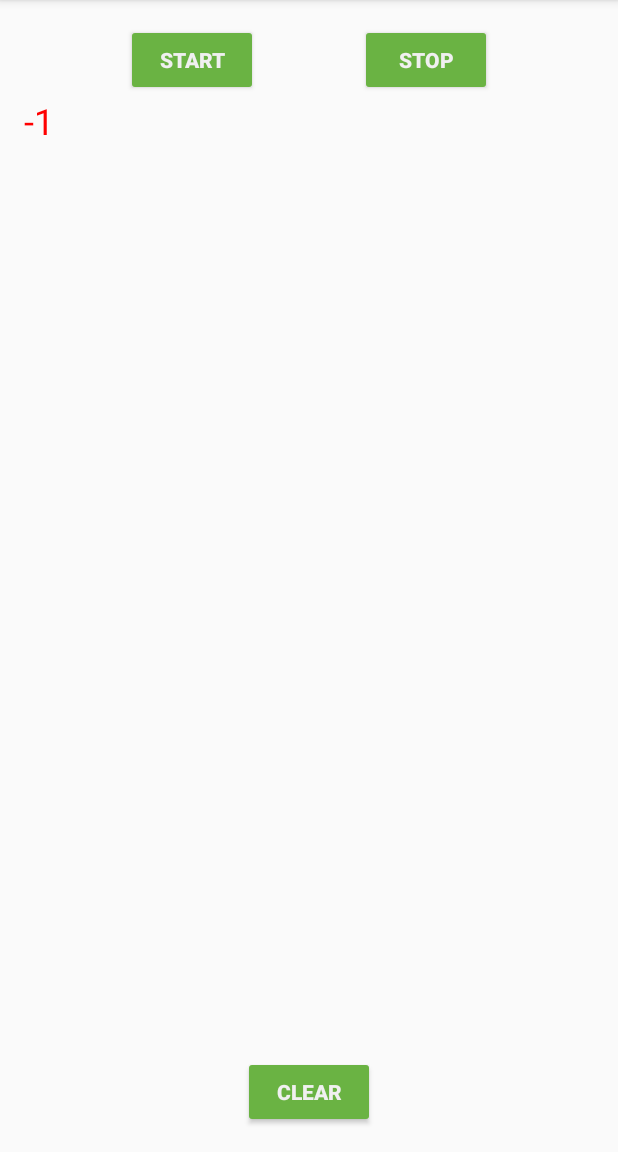
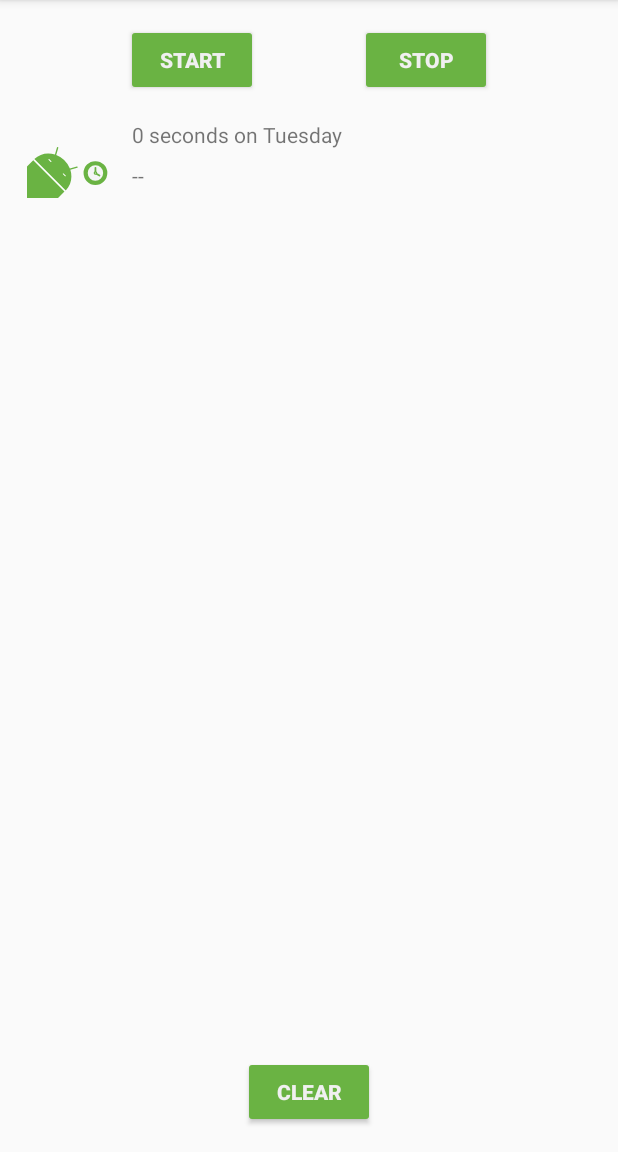
Before and after one commit to kapitoxa/andfun-kotlin-sleep-tracker, an Android app: the screen it shows after launch (MainActivity), after a tap on "START", on a phone screen of 412 x 824 dp, the part 84-1236 px from its top. Run offline under Robolectric (Android 15) with nearby library versions, the phone set to English and light mode, and no system bars; our stand-ins replace Room's generated code, data binding; Roboto replaces fonts that are not available here; 3 statements that could not run were skipped.

Commit message:
Display the SleepQuality list

```diff
--- a/app/src/main/java/com/example/android/trackmysleepquality/Util.kt
+++ b/app/src/main/java/com/example/android/trackmysleepquality/Util.kt
@@ -26,11 +26,46 @@ import androidx.core.text.HtmlCompat
 import androidx.recyclerview.widget.RecyclerView
 import com.example.android.trackmysleepquality.database.SleepNight
 import java.text.SimpleDateFormat
+import java.util.*
+import java.util.concurrent.TimeUnit
 
 /**
  * These functions create a formatted string that can be set in a TextView.
  */
+private val ONE_MINUTE_MILLIS = TimeUnit.MILLISECONDS.convert(1, TimeUnit.MINUTES)
+private val ONE_HOUR_MILLIS = TimeUnit.MILLISECONDS.convert(1, TimeUnit.HOURS)
 
+/**
+ * Convert a duration to a formatted string for display.
+ *
+ * Examples:
+ *
+ * 6 seconds on Wednesday
+ * 2 minutes on Monday
+ * 40 hours on Thursday
+ *
+ * @param startTimeMilli the start of the interval
+ * @param endTimeMilli the end of the interval
+ * @param res resources used to load formatted strings
+ */
+fun convertDurationToFormatted(startTimeMilli: Long, endTimeMilli: Long, res: Resources): String {
+    val durationMilli = endTimeMilli - startTimeMilli
+    val weekdayString = SimpleDateFormat("EEEE", Locale.getDefault()).format(startTimeMilli)
+    return when {
+        durationMilli < ONE_MINUTE_MILLIS -> {
+            val seconds = TimeUnit.SECONDS.convert(durationMilli, TimeUnit.MILLISECONDS)
+            res.getString(R.string.seconds_length, seconds, weekdayString)
+        }
+        durationMilli < ONE_HOUR_MILLIS -> {
+            val minutes = TimeUnit.MINUTES.convert(durationMilli, TimeUnit.MILLISECONDS)
+            res.getString(R.string.minutes_length, minutes, weekdayString)
+        }
+        else -> {
+            val hours = TimeUnit.HOURS.convert(durationMilli, TimeUnit.MILLISECONDS)
+            res.getString(R.string.hours_length, hours, weekdayString)
+        }
+    }
+}
 /**
  * Returns a string representing the numeric quality rating.
  */
--- a/app/src/main/java/com/example/android/trackmysleepquality/sleeptracker/SleepNightAdapter.kt
+++ b/app/src/main/java/com/example/android/trackmysleepquality/sleeptracker/SleepNightAdapter.kt
@@ -1,15 +1,17 @@
 package com.example.android.trackmysleepquality.sleeptracker
 
-import android.graphics.Color
 import android.view.LayoutInflater
+import android.view.View
 import android.view.ViewGroup
+import android.widget.ImageView
 import android.widget.TextView
 import androidx.recyclerview.widget.RecyclerView
 import com.example.android.trackmysleepquality.R
-import com.example.android.trackmysleepquality.TextItemViewHolder
+import com.example.android.trackmysleepquality.convertDurationToFormatted
+import com.example.android.trackmysleepquality.convertNumericQualityToString
 import com.example.android.trackmysleepquality.database.SleepNight
 
-class SleepNightAdapter : RecyclerView.Adapter<TextItemViewHolder>() {
+class SleepNightAdapter : RecyclerView.Adapter<SleepNightAdapter.ViewHolder>() {
 
     var data = listOf<SleepNight>()
         set(value) {
@@ -19,21 +21,31 @@ class SleepNightAdapter : RecyclerView.Adapter<TextItemViewHolder>() {
 
     override fun getItemCount() = data.size
 
-    override fun onBindViewHolder(holder: TextItemViewHolder, position: Int) {
+    override fun onBindViewHolder(holder: ViewHolder, position: Int) {
         val item = data[position]
-
-        if (item.sleepQuality <= 1) {
-            holder.textView.setTextColor(Color.RED)
-        } else {
-            holder.textView.setTextColor(Color.BLACK)
-        }
-
-        holder.textView.text = item.sleepQuality.toString()
+        val res = holder.itemView.context.resources
+        holder.sleepLength.text = convertDurationToFormatted(item.startTimeMilli, item.endTimeMilli, res)
+        holder.quality.text = convertNumericQualityToString(item.sleepQuality, res)
+        holder.qualityImage.setImageResource(when (item.sleepQuality) {
+            0 -> R.drawable.ic_sleep_0
+            1 -> R.drawable.ic_sleep_1
+            2 -> R.drawable.ic_sleep_2
+            3 -> R.drawable.ic_sleep_3
+            4 -> R.drawable.ic_sleep_4
+            5 -> R.drawable.ic_sleep_5
+            else -> R.drawable.ic_sleep_active
+        })
     }
 
-    override fun onCreateViewHolder(parent: ViewGroup, viewType: Int): TextItemViewHolder {
+    override fun onCreateViewHolder(parent: ViewGroup, viewType: Int): ViewHolder {
         val layoutInflater = LayoutInflater.from(parent.context)
-        val view = layoutInflater.inflate(R.layout.text_item_view, parent, false) as TextView
-        return TextItemViewHolder(view)
+        val view = layoutInflater.inflate(R.layout.list_item_sleep_night, parent, false)
+        return ViewHolder(view)
+    }
+
+    class ViewHolder(itemView: View) : RecyclerView.ViewHolder(itemView) {
+        val sleepLength: TextView = itemView.findViewById(R.id.sleep_length)
+        val quality: TextView = itemView.findViewById(R.id.quality_string)
+        val qualityImage: ImageView = itemView.findViewById(R.id.quality_image)
     }
 }
--- /dev/null
+++ b/app/src/main/res/drawable/ic_sleep_active.xml
@@ -0,0 +1,77 @@
+<!--
+  ~ Copyright 2018, The Android Open Source Project
+  ~
+  ~ Licensed under the Apache License, Version 2.0 (the "License");
+  ~ you may not use this file except in compliance with the License.
+  ~ You may obtain a copy of the License at
+  ~
+  ~     http://www.apache.org/licenses/LICENSE-2.0
+  ~
+  ~ Unless required by applicable law or agreed to in writing, software
+  ~ distributed under the License is distributed on an "AS IS" BASIS,
+  ~ WITHOUT WARRANTIES OR CONDITIONS OF ANY KIND, either express or implied.
+  ~ See the License for the specific language governing permissions and
+  ~ limitations under the License.
+  -->
+
+<vector xmlns:android="http://schemas.android.com/apk/res/android"
+    android:width="108dp"
+    android:height="108dp"
+    android:viewportWidth="512"
+    android:viewportHeight="512">
+    <path
+        android:pathData="M35.58,297.76l6.18,-7.64l98.76,-8.5l100.14,101.33l-20,86.04l-7.5,6.29l-126.86,-7.63l-50.72,-169.89z"
+        android:fillColor="#fff"/>
+    <path
+        android:pathData="M389,302.51q-28.14,0 -47.68,19.54T321.8,369.73q0,28.15 19.55,48.08T389,437.74q28.14,0 48.08,-19.93T457,369.73q0,-28.14 -19.93,-47.68T389,302.51Z"
+        android:fillColor="#6ab343"/>
+    <path
+        android:pathData="M389.17,326.32a43.23,43.23 0,0 0,-43.55 43.55A42.84,42.84 0,0 0,358.28 401a41.6,41.6 0,0 0,30.89 12.92,44.09 44.09,0 0,0 44.05,-44.06A41.61,41.61 0,0 0,420.31 339,42.91 42.91,0 0,0 389.17,326.32Z"
+        android:fillColor="#f5f5f5"/>
+    <path
+        android:pathData="M389.4,363.79L389.4,340.35"
+        android:strokeLineJoin="round"
+        android:strokeWidth="10"
+        android:fillColor="#00000000"
+        android:strokeColor="#6ab343"
+        android:strokeLineCap="round"/>
+    <path
+        android:pathData="M394.5,373.69L412.12,384.46"
+        android:strokeLineJoin="round"
+        android:strokeWidth="10"
+        android:fillColor="#00000000"
+        android:strokeColor="#6ab343"
+        android:strokeLineCap="round"/>
+    <path
+        android:pathData="M389.39,363.79a6.25,6.25 0,0 0,-6.3 6.3,6.2 6.2,0 0,0 1.83,4.5 6,6 0,0 0,4.47 1.87,6.37 6.37,0 0,0 6.36,-6.37 6,6 0,0 0,-1.86 -4.47A6.21,6.21 0,0 0,389.39 363.79Z"
+        android:strokeWidth="7"
+        android:fillColor="#f5f5f5"
+        android:strokeColor="#6ab343"/>
+    <group>
+        <clip-path android:pathData="M584.94,0h512v512h-512z M 0,0"/>
+        <path
+            android:pathData="M448.55,437.05,709.34,697.84a8.72,8.72,0,0,0,12.32,0l325.45,-325.45a8.72,8.72,0,0,0,0,-12.32L778,91a18.84,18.84,0,0,0,-26.65,0L442,382.4l-2.36,5.16A44.07,44.07,0,0,0,448.55,437.05Z"
+            android:fillColor="#43a047"/>
+        <path
+            android:pathData="M440.25,415.17l275.52002,275.52l335.0,-334.99l-278.15002,-278.15002l-334.26,328.40002l1.8900146,9.220001z"
+            android:fillColor="#c0ca33"/>
+        <path
+            android:pathData="M544.72,137.12h393.36v473.76h-393.36z"
+            android:fillColor="#e6ee9c"/>
+        <path
+            android:pathData="M548.74,117.2H930.26a8.41,8.41,0,0,1,8.41,8.41V586.47a8.41,8.41,0,0,1,-8.41,8.41H548.74a18.19,18.19,0,0,1,-18.19,-18.19V135.4a18.19,18.19,0,0,1,18.19,-18.19Z"
+            android:fillColor="#6ab343"/>
+        <path
+            android:pathData="M601.64,-8.95h13.65v477.68h-13.65z"
+            android:fillColor="#43a047"/>
+        <path
+            android:pathData="M612.29,-1.71h6.82v477.68h-6.82z"
+            android:fillColor="#66bb6a"/>
+    </group>
+    <group>
+        <clip-path android:pathData="M0,0h512v512h-512z M 0,0"/>
+        <path
+            android:pathData="M246.59,351.91l39.17,-11.45a3.89,3.89,0,1,0,-2.17,-7.47L244,344.56a136.82,136.82,0,0,0,-77.69,-77.77l11.49,-39.53a3.89,3.89,0,1,0,-7.46,-2.19l-11.42,39.16c-41.3,-13.19,-86.47,-4.84,-117.17,25.89L220.66,469c30.72,-30.71,39,-75.78,25.93,-117.08m-211,-54.15L-93.27,426.67a29.94,29.94,0,0,0,0,42.38l14.43,14.43,-44,44a28.11,28.11,0,0,0,0,39.71,28.12,28.12,0,0,0,39.74,0l44,-44L-12.31,550l-44,44a28.1,28.1,0,0,0,0,39.71,28.1,28.1,0,0,0,39.74,0l44,-44,14.49,14.47a30,30,0,0,0,42.39,0l128.86,-128.9Zm180.59,90.92L203.59,376.1a1.71,1.71,0,0,1,0,-2.41l1.59,-1.59a1.71,1.71,0,0,1,2.41,0l12.58,12.58a1.71,1.71,0,0,1,0,2.41l-1.59,1.59A1.7,1.7,0,0,1,216.17,388.68Zm-81.43,-81.43,-12.58,-12.58a1.7,1.7,0,0,1,0,-2.4l1.59,-1.6a1.71,1.71,0,0,1,2.41,0l12.58,12.59a1.68,1.68,0,0,1,0,2.4l-1.59,1.59A1.7,1.7,0,0,1,134.74,307.25Zm-99.16,-9.49L-93.27,426.67a29.94,29.94,0,0,0,0,42.38l14.43,14.43,-44,44a28.11,28.11,0,0,0,0,39.71,28.12,28.12,0,0,0,39.74,0l44,-44L-12.31,550l-44,44a28.1,28.1,0,0,0,0,39.71,28.1,28.1,0,0,0,39.74,0l44,-44,14.49,14.47a30,30,0,0,0,42.39,0l128.86,-128.9Z"
+            android:fillColor="#6ab343"/>
+    </group>
+</vector>
--- /dev/null
+++ b/app/src/main/res/layout/list_item_sleep_night.xml
@@ -0,0 +1,46 @@
+<?xml version="1.0" encoding="utf-8"?>
+<androidx.constraintlayout.widget.ConstraintLayout xmlns:android="http://schemas.android.com/apk/res/android"
+    xmlns:app="http://schemas.android.com/apk/res-auto"
+    xmlns:tools="http://schemas.android.com/tools"
+    android:layout_width="match_parent"
+    android:layout_height="wrap_content">
+
+    <ImageView
+        android:id="@+id/quality_image"
+        android:layout_width="64dp"
+        android:layout_height="60dp"
+        android:layout_marginStart="16dp"
+        android:layout_marginTop="8dp"
+        android:layout_marginBottom="8dp"
+        app:layout_constraintBottom_toBottomOf="parent"
+        app:layout_constraintStart_toStartOf="parent"
+        app:layout_constraintTop_toTopOf="parent"
+        tools:srcCompat="@drawable/ic_sleep_5" />
+
+    <TextView
+        android:id="@+id/sleep_length"
+        android:layout_width="0dp"
+        android:layout_height="wrap_content"
+        android:layout_marginStart="8dp"
+        android:layout_marginTop="8dp"
+        android:layout_marginEnd="16dp"
+        android:text="TextView"
+        app:layout_constraintEnd_toEndOf="parent"
+        app:layout_constraintStart_toEndOf="@+id/quality_image"
+        app:layout_constraintTop_toTopOf="@+id/quality_image"
+        tools:text="Wednesday" />
+
+    <TextView
+        android:id="@+id/quality_string"
+        android:layout_width="0dp"
+        android:layout_height="wrap_content"
+        android:layout_marginStart="8dp"
+        android:layout_marginTop="8dp"
+        android:layout_marginEnd="16dp"
+        android:text="TextView"
+        app:layout_constraintEnd_toEndOf="parent"
+        app:layout_constraintStart_toEndOf="@+id/quality_image"
+        app:layout_constraintTop_toBottomOf="@+id/sleep_length"
+        tools:text="Excellent!!!" />
+
+</androidx.constraintlayout.widget.ConstraintLayout>
--- a/app/src/main/res/values/strings.xml
+++ b/app/src/main/res/values/strings.xml
@@ -52,5 +52,10 @@
 
     <!-- Toast to play after Clear button has been pressed -->
     <string name="cleared_message">All your data is gone forever.</string>
+    <string name="header_text">Sleep Results</string>
+    <string name="close">Close</string>
+    <string name="minutes_length">%d minutes on %s</string>
+    <string name="hours_length">%d hours on %s</string>
+    <string name="seconds_length">%d seconds on %s</string>
 
 </resources>
```
